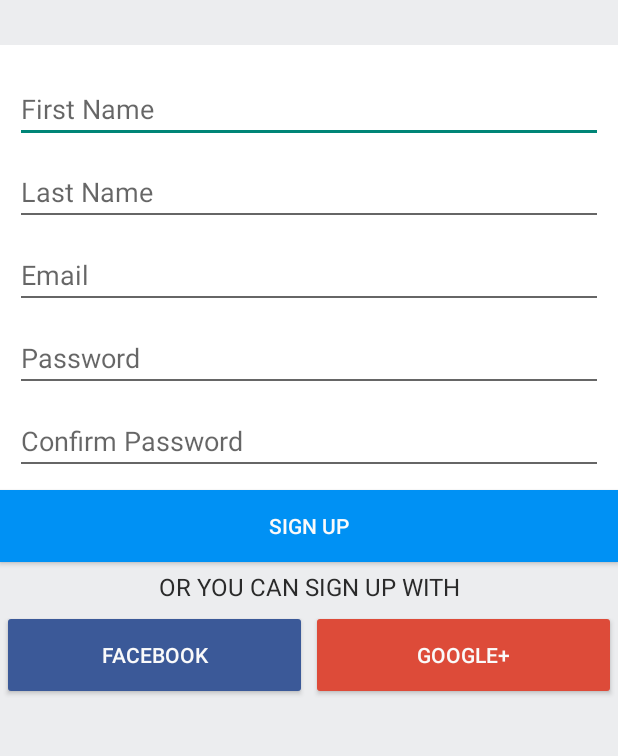
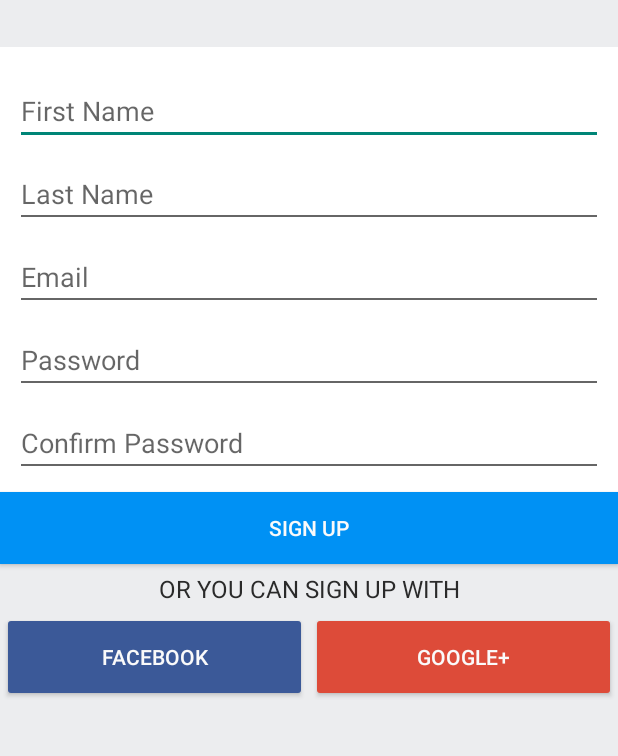
Before and after one commit to BluePandora/Klassify, an Android app: the fragment SignUpFragment shown on its own in the app's theme, on a phone screen of 412 x 824 dp, the part 108-864 px from its top. Run offline under Robolectric (Android 15) with nearby library versions, the phone set to English and light mode, and no system bars.

```diff
--- a/app/src/main/res/layout/fragment_signup.xml
+++ b/app/src/main/res/layout/fragment_signup.xml
@@ -27,7 +27,7 @@
                 android:layout_width="fill_parent"
                 android:layout_height="wrap_content"
                 android:layout_below="@+id/dummy_icon"
-                android:layout_marginTop="30dp"
+                android:layout_marginTop="31dp"
                 android:background="#FFFFFF"
                 android:orientation="vertical"
                 android:padding="10dp">
```
